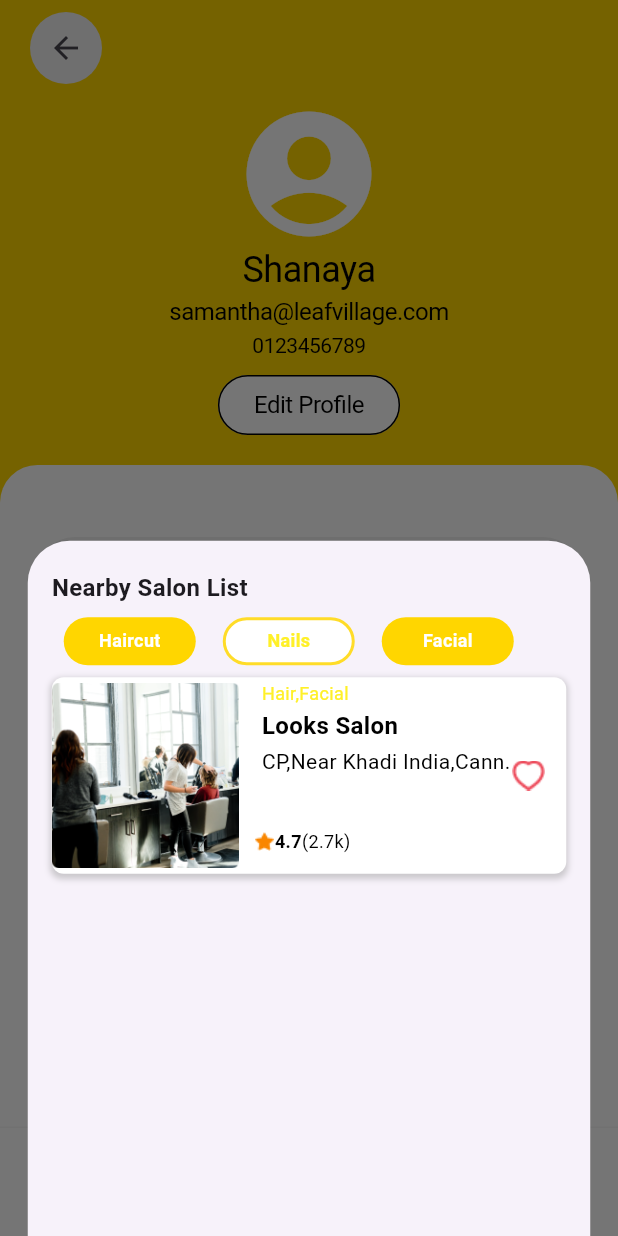
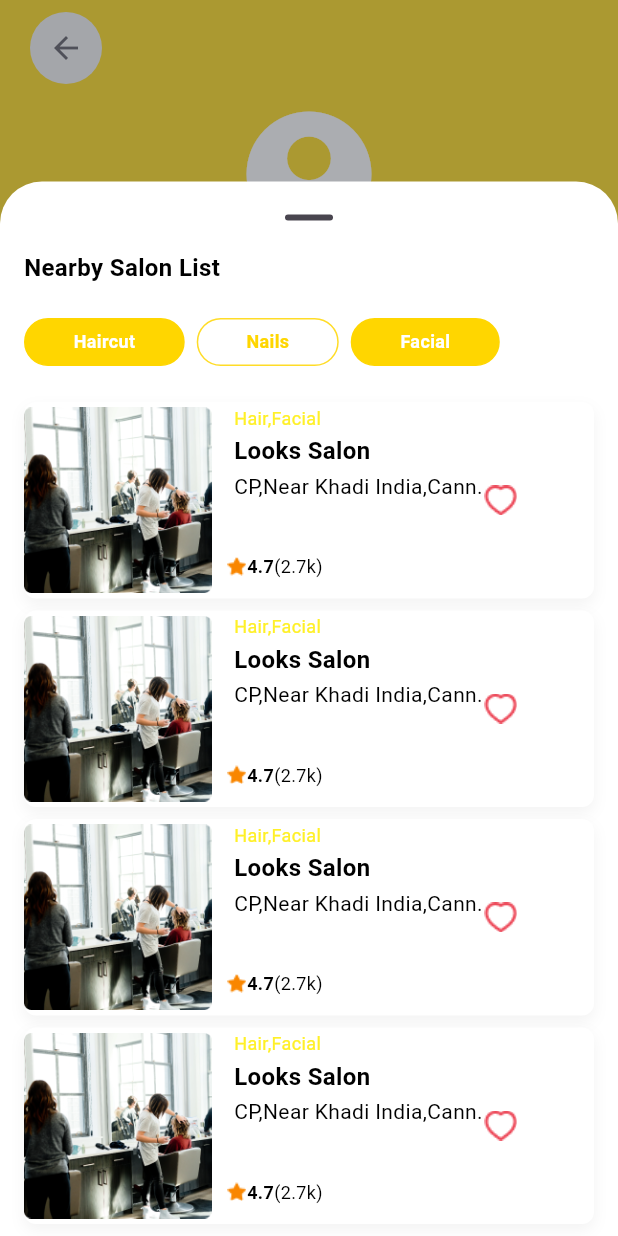
Before and after one commit to darshsingh116/ajnabee_backup, a Flutter app: the MyProfile screen opened directly, after a tap on an icon or button, on a phone screen of 412 x 824 dp. Run offline on Flutter 3.47's test engine with Material 3 defaults, Android fonts, the light colour scheme and no system bars; our stand-ins replace bloc, carousel_slider, cloud_firestore, equatable, firebase_auth, firebase_core and 5 more; accounts and stored records are empty; Roboto replaces fonts that are missing (Calibri, Encode Sans, Manrope).

Commit message:
discovery page sheet redesign

```diff
--- a/lib/screens/discovery_page.dart
+++ b/lib/screens/discovery_page.dart
@@ -2,27 +2,30 @@ import 'package:flutter/material.dart';
 
 void showNearbyBottomSheet(BuildContext context) {
   showModalBottomSheet(
+    isScrollControlled: true,
+    enableDrag: true,
+    backgroundColor: Colors.white,
+    showDragHandle: true,
+    barrierColor: Color(0x7F565B63),
     context: context,
     builder: (BuildContext context) {
-      return Container(
-        // Your bottom sheet content goes here
-        padding: const EdgeInsets.only(top: 20),
-
+      return SingleChildScrollView(
         child: Column(
           crossAxisAlignment: CrossAxisAlignment.start,
           children: [
             const Padding(
                 padding: EdgeInsets.only(left: 16.0),
                 child: Text(
-                "Nearby Salon List",
+                  'Nearby Salon List',
                   style: TextStyle(
+                    color: Colors.black,
                     fontSize: 16,
+                    fontFamily: 'Manrope',
                     fontWeight: FontWeight.w700,
-                  fontFamily: 'Manrope',
+                    height: 0,
                   ),
-              ),
-            ),
-
+                )),
+            const SizedBox(height: 24),
             SingleChildScrollView(
               scrollDirection: Axis.horizontal,
               child: Padding(
@@ -33,18 +36,35 @@ void showNearbyBottomSheet(BuildContext context) {
                   _buildnearbyyellowContainer(
                     text: "Haircut",
                   ),
-                  const SizedBox(width: 2),
+                  const SizedBox(width: 8),
                   _buildnearbywhiteContainer(
                     text: "Nails",
                   ),
-                  const SizedBox(width: 2),
+                  const SizedBox(width: 8),
                   _buildnearbyyellowContainer(
                     text: "Facial",
                   ),
                 ]),
               ),
             ),
-            GestureDetector(
+            const SizedBox(height: 24),
+            _card(context),
+            const SizedBox(height: 8),
+            _card(context),
+            const SizedBox(height: 8),
+            _card(context),
+            const SizedBox(height: 8),
+            _card(context),
+            const SizedBox(height: 8),
+          ],
+        ),
+      );
+    },
+  );
+}
+
+Widget _card(BuildContext context) {
+  return GestureDetector(
     onTap: () {
       Navigator.pop(context);
     },
@@ -52,17 +72,17 @@ void showNearbyBottomSheet(BuildContext context) {
       padding: const EdgeInsets.symmetric(horizontal: 16),
       child: Container(
         height: 131,
-                  width: 343,
+        // width: 343,
         decoration: BoxDecoration(
           borderRadius: BorderRadius.circular(8),
           color: Colors.white,
-                    boxShadow: [
+          boxShadow: const [
             BoxShadow(
-                        color: Colors.grey.withOpacity(0.5),
-                        spreadRadius: 1,
-                        blurRadius: 3,
-                        offset: const Offset(0, 2),
-                      ),
+              color: Color(0x3FCDCDCD),
+              blurRadius: 8,
+              offset: Offset(0, 4),
+              spreadRadius: 0,
+            )
           ],
         ),
         child: Row(
@@ -156,82 +176,57 @@ void showNearbyBottomSheet(BuildContext context) {
         ),
       ),
     ),
-            )
-            // ListTile(
-            //   title: Text('Option 1'),
-            //   onTap: () {
-            //     // Perform action for Option 1
-            //     Navigator.pop(context);
-            //   },
-            // ),
-            // ListTile(
-            //   title: Text('Option 2'),
-            //   onTap: () {
-            //     // Perform action for Option 2
-            //     Navigator.pop(context);
-            //   },
-            // ),
-            // Add more list tiles or widgets as needed
-          ],
-        ),
-      );
-    },
   );
 }
 
 Widget _buildnearbyyellowContainer({required String text}) {
   return Container(
-    margin: const EdgeInsets.all(8),
-    width: 88,
-    height: 32,
-    decoration: BoxDecoration(
-      color: const Color.fromRGBO(255, 214, 0, 1),
+    padding: const EdgeInsets.symmetric(
+      horizontal: 32,
+      vertical: 8,
+    ),
+    decoration: ShapeDecoration(
+      color: const Color(0xFFFFD600),
+      shape: RoundedRectangleBorder(
+        side: const BorderSide(width: 1, color: Color(0xFFFFD600)),
         borderRadius: BorderRadius.circular(100),
       ),
-    child: Row(
-      mainAxisAlignment: MainAxisAlignment.center, // Center align content
-      children: [
-        Text(
+    ),
+    child: Text(
       text,
       style: const TextStyle(
-            color: Color.fromRGBO(255, 255, 255, 1),
+        color: Colors.white,
         fontSize: 12,
         fontFamily: 'Manrope',
         fontWeight: FontWeight.w600,
         height: 0,
       ),
     ),
-      ],
-    ),
   );
 }
 
 Widget _buildnearbywhiteContainer({required String text}) {
   return Container(
-    margin: const EdgeInsets.all(8),
-    width: 88,
-    height: 32,
-    decoration: BoxDecoration(
-        color: const Color.fromRGBO(255, 255, 255, 1),
+    padding: const EdgeInsets.symmetric(
+      horizontal: 32,
+      vertical: 8,
+    ),
+    decoration: ShapeDecoration(
+      color: Colors.white,
+      shape: RoundedRectangleBorder(
+        side: const BorderSide(width: 1, color: Color(0xFFFFDC27)),
         borderRadius: BorderRadius.circular(100),
-        border: Border.all(
-          color: const Color.fromRGBO(255, 220, 40, 1),
-          width: 2,
-        )),
-    child: Row(
-      mainAxisAlignment: MainAxisAlignment.center, // Center align content
-      children: [
-        Text(
+      ),
+    ),
+    child: Text(
       text,
       style: const TextStyle(
-            color: Color.fromRGBO(255, 240, 40, 1),
+        color: Color(0xFFFFD600),
         fontSize: 12,
         fontFamily: 'Manrope',
         fontWeight: FontWeight.w600,
         height: 0,
       ),
     ),
-      ],
-    ),
   );
 }
```
Lines whose indentation alone changed are shown as unchanged.
